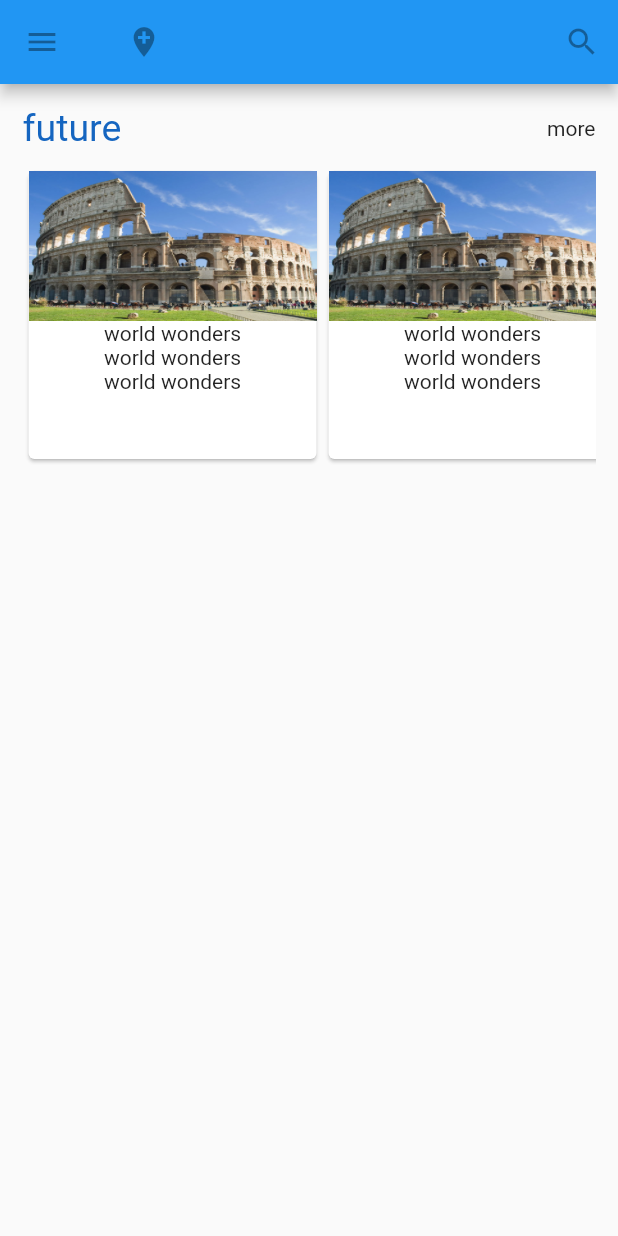
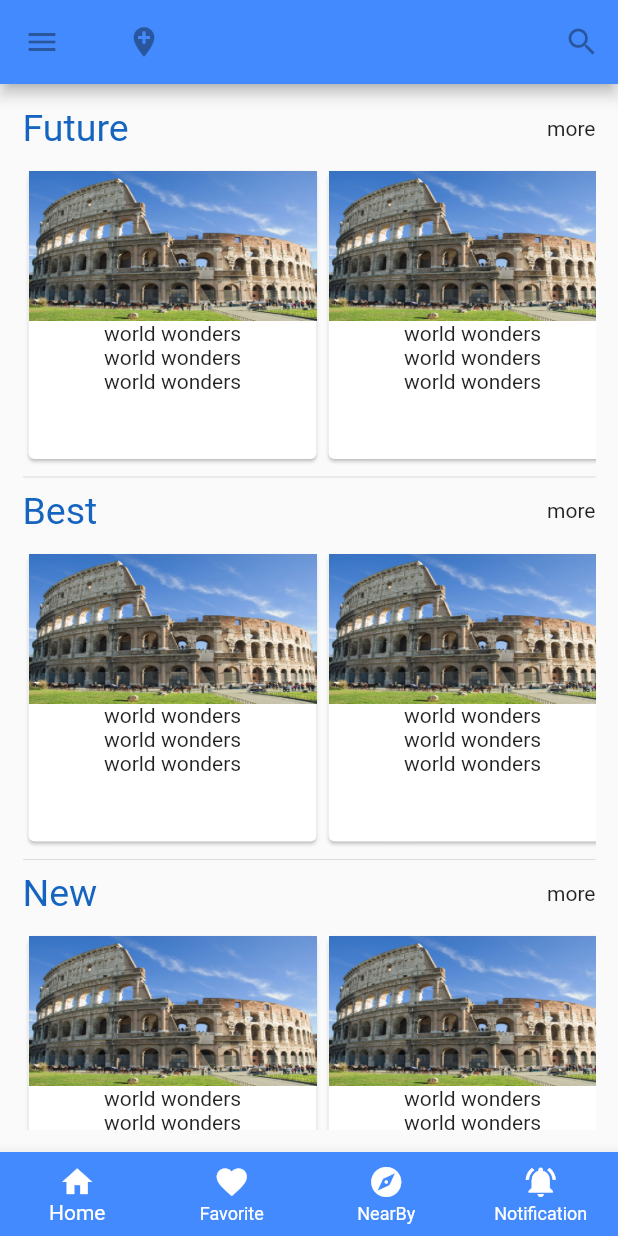
Before and after one commit to pyrolass/flutter_app, a Flutter app: the screen it shows after launch, on a phone screen of 412 x 824 dp. Run offline on Flutter 3.47's test engine with Material 2 defaults, Android fonts, the phone set to English and light mode, and no system bars.

Commit message:
nav added

```diff
--- a/lib/main.dart
+++ b/lib/main.dart
@@ -31,6 +31,7 @@ class Home extends StatelessWidget {
   Widget build(BuildContext context) {
     return Scaffold(
         appBar: AppBar(
+          backgroundColor: Colors.blueAccent,
           title: IconButton(icon: Icon(Icons.add_location)),
           leading: IconButton(icon: Icon(Icons.menu)),
           actions: <Widget>[
@@ -42,7 +43,29 @@ class Home extends StatelessWidget {
           child: SingleChildScrollView(
             child: Column(
               children: [
-              title('future'),
+                title('Future'),
+                SizedBox(
+                  height: 10,
+                ),
+                Container(
+                    height: 200,
+                    child: ListView(
+                      children: [cards(), cards(), cards(), cards(), cards()],
+                      scrollDirection: Axis.horizontal,
+                    )),
+                Divider(),
+                title('Best'),
+                SizedBox(
+                  height: 10,
+                ),
+                Container(
+                    height: 200,
+                    child: ListView(
+                      children: [cards(), cards(), cards(), cards(), cards()],
+                      scrollDirection: Axis.horizontal,
+                    )),
+                Divider(),
+                title('New'),
                 SizedBox(
                   height: 10,
                 ),
@@ -56,7 +79,30 @@ class Home extends StatelessWidget {
             ),
           ),
         ),
-    );
+        bottomNavigationBar: BottomNavigationBar(
+          type: BottomNavigationBarType.fixed,
+          unselectedItemColor: Colors.white,
+          selectedItemColor: Colors.white,
+          backgroundColor: Colors.blueAccent,
+          items: const <BottomNavigationBarItem>[
+            BottomNavigationBarItem(
+              icon: Icon(Icons.home),
+              label: 'Home',
+            ),
+            BottomNavigationBarItem(
+              icon: Icon(Icons.favorite),
+              label: 'Favorite',
+            ),
+            BottomNavigationBarItem(
+              icon: Icon(Icons.explore),
+              label: 'NearBy',
+            ),
+            BottomNavigationBarItem(
+              icon: Icon(Icons.notifications_active),
+              label: 'Notification',
+            )
+          ],
+        ));
   }
 }
 
```
Lines whose indentation alone changed are shown as unchanged.
